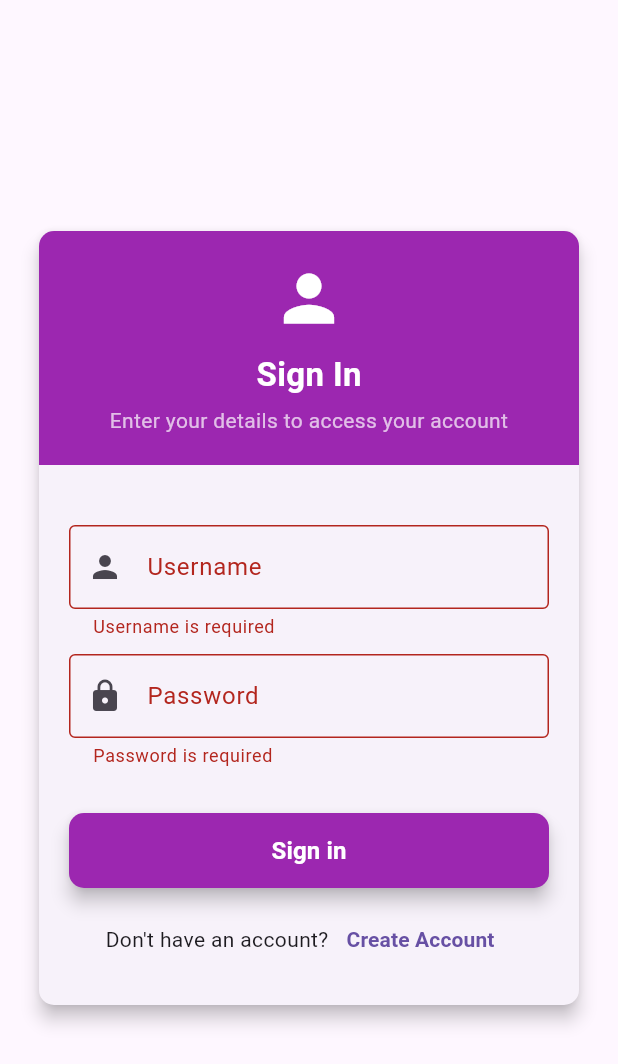
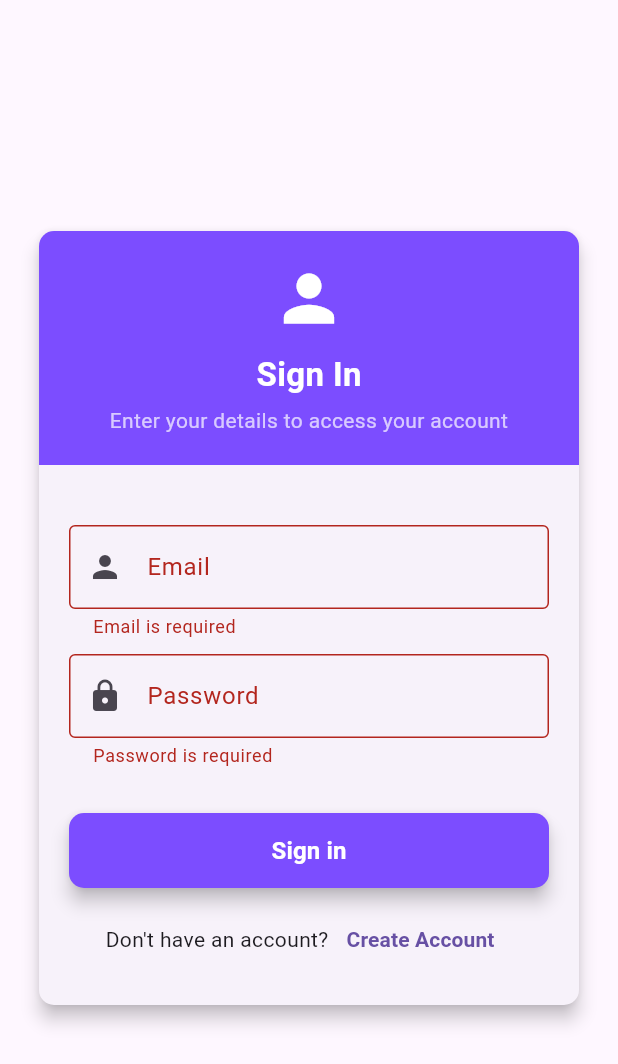
Before and after one commit to QGarot/asd-budgetbuddy, a Flutter app: the screen it shows after launch, after a tap on "Sign in", on a phone screen of 412 x 824 dp. Shown: the top 1064 px of the screen. Run offline on Flutter 3.47's test engine with Material 3 defaults, Android fonts, the phone set to English and light mode, and no system bars; our stand-ins replace cloud_firestore, firebase_auth, firebase_core, flutter_bloc; accounts and stored records are empty; statements that could not run were skipped.

```diff
--- /dev/null
+++ b/lib/Elements/AppColors.dart
@@ -0,0 +1,5 @@
+import 'package:flutter/material.dart';
+
+class AppColors {
+  static const primaryColor = Colors.deepPurpleAccent;
+}
--- a/lib/Elements/MainButton.dart
+++ b/lib/Elements/MainButton.dart
@@ -1,3 +1,4 @@
+import 'package:budgetbuddy/Elements/AppColors.dart';
 import 'package:flutter/material.dart';
 
 class MainButton extends StatelessWidget {
@@ -15,7 +16,7 @@ class MainButton extends StatelessWidget {
         style: ElevatedButton.styleFrom(
           overlayColor: Colors.white,
           minimumSize: Size(double.infinity, 50),
-          backgroundColor: Colors.purple,
+          backgroundColor: AppColors.primaryColor,
           shape: RoundedRectangleBorder(
             borderRadius: BorderRadius.circular(10),
           ),
--- /dev/null
+++ b/lib/Elements/MessageToUser.dart
@@ -0,0 +1,18 @@
+import 'package:budgetbuddy/Elements/AppColors.dart';
+import 'package:flutter/material.dart';
+
+class MessageToUser {
+  static void showMessage(
+    BuildContext context,
+    String message, {
+    int duration = 2,
+  }) {
+    ScaffoldMessenger.of(context).showSnackBar(
+      SnackBar(
+        content: Text(message, style: TextStyle(color: Colors.white)),
+        duration: Duration(seconds: duration),
+        backgroundColor: AppColors.primaryColor,
+      ),
+    );
+  }
+}
--- a/lib/app.dart
+++ b/lib/app.dart
@@ -1,7 +1,7 @@
+import 'package:budgetbuddy/bloc/Auth/AuthEvent.dart';
 import 'package:budgetbuddy/screens/CounterScreen.dart';
 import 'package:budgetbuddy/screens/LoginScreen.dart';
 import 'package:budgetbuddy/screens/SignupScreen.dart';
-import 'package:budgetbuddy/screens/TextScreen.dart';
 import 'package:flutter/material.dart';
 
 class App extends StatelessWidget {
@@ -9,19 +9,16 @@ class App extends StatelessWidget {
 
   @override
   Widget build(BuildContext context) {
-    //final auth = FirebaseAuth.instance;
-    //var user = auth.currentUser;
-
     return MaterialApp(
       debugShowCheckedModeBanner: false,
       title: 'Budget Buddy',
       routes: {
-        '/': (context) => LoginScreen(),
+        '/':
+            (context) =>
+                AuthEvent.isLoggedIn(context) ? CounterScreen() : LoginScreen(),
         '/login': (context) => LoginScreen(),
         '/signup': (context) => SignupScreen(),
-        //'/': (context) => CounterScreen(),
-        '/home': (context) => TextScreen(),
-        //'/': (context) => user == null ? const LoginScreen() : const LoadingScreen(),
+        '/home': (context) => CounterScreen(),
       },
     );
   }
--- a/lib/bloc/Auth/AuthEvent.dart
+++ b/lib/bloc/Auth/AuthEvent.dart
@@ -4,16 +4,22 @@ import 'package:flutter/material.dart';
 import 'package:flutter_bloc/flutter_bloc.dart';
 
 class AuthEvent {
-  static void signUp(BuildContext context, String email, String password) {
-    context.read<AuthCubit>().signUp(email, password);
+  static Future<void> signUp(
+    BuildContext context,
+    UserRegistrationInfo userRegistrationInfo,
+  ) async {
+    await context.read<AuthCubit>().signUp(userRegistrationInfo);
   }
 
-  static void signIn(BuildContext context, String email, String password) {
-    context.read<AuthCubit>().signIn(email, password);
+  static Future<void> signIn(
+    BuildContext context,
+    UserLoginInfo userLoginInfo,
+  ) async {
+    await context.read<AuthCubit>().signIn(userLoginInfo);
   }
 
-  static void signOut(BuildContext context) {
-    context.read<AuthCubit>().signOut();
+  static Future<void> signOut(BuildContext context) async {
+    await context.read<AuthCubit>().signOut();
   }
 
   static UserAuth? getCredentials(BuildContext context) {
--- a/lib/main.dart
+++ b/lib/main.dart
@@ -2,10 +2,15 @@ import 'package:budgetbuddy/app.dart';
 import 'package:budgetbuddy/bloc/Auth/AuthBloc.dart';
 import 'package:budgetbuddy/bloc/CounterScreen/CounterCubit.dart';
 import 'package:budgetbuddy/bloc/TextScreen/TextCubit.dart';
+import 'package:budgetbuddy/firebase_options.dart';
+import 'package:firebase_core/firebase_core.dart';
 import 'package:flutter/material.dart';
 import 'package:flutter_bloc/flutter_bloc.dart';
 
-void main() {
+void main() async {
+  WidgetsFlutterBinding.ensureInitialized();
+  await Firebase.initializeApp(options: DefaultFirebaseOptions.currentPlatform);
+
   runApp(
     MultiBlocProvider(
       providers: [
--- a/lib/pojos/UserAuth.dart
+++ b/lib/pojos/UserAuth.dart
@@ -3,3 +3,20 @@ class UserAuth {
   final String? email;
   UserAuth({this.uid, this.email});
 }
+
+class UserRegistrationInfo {
+  final String email;
+  final String userName;
+  final String password;
+  UserRegistrationInfo({
+    required this.email,
+    required this.userName,
+    required this.password,
+  });
+}
+
+class UserLoginInfo {
+  final String email;
+  final String password;
+  UserLoginInfo({required this.email, required this.password});
+}
--- a/lib/screens/LoginScreen.dart
+++ b/lib/screens/LoginScreen.dart
@@ -1,4 +1,8 @@
+import 'package:budgetbuddy/Elements/AppColors.dart';
 import 'package:budgetbuddy/Elements/MainButton.dart';
+import 'package:budgetbuddy/Elements/MessageToUser.dart';
+import 'package:budgetbuddy/bloc/Auth/AuthEvent.dart';
+import 'package:budgetbuddy/pojos/UserAuth.dart';
 import 'package:flutter/material.dart';
 
 class LoginScreen extends StatefulWidget {
@@ -15,21 +19,37 @@ class _LoginScreenState extends State<LoginScreen> {
   bool _isLoading = false;
   String? _error;
 
-  void _submitForm() {
+  Future<void> _submitForm() async {
+    //guard check
+
     if (_formKey.currentState!.validate()) {
       setState(() {
         _isLoading = true;
         _error = null;
       });
 
+      await AuthEvent.signIn(
+        context,
+        UserLoginInfo(
+          email: _usernameController.text,
+          password: _passwordController.text,
+        ),
+      );
+
+      if (!AuthEvent.isLoggedIn(context)) {
+        MessageToUser.showMessage(context, "Login failed!");
+        setState(() {
+          _isLoading = false;
+        });
+        return;
+      }
+
       Future.delayed(Duration(seconds: 1), () {
         if (!mounted) return;
         setState(() {
           _isLoading = false;
         });
-        ScaffoldMessenger.of(
-          context,
-        ).showSnackBar(SnackBar(content: Text("Login successful!")));
+        MessageToUser.showMessage(context, "Login successful!");
         Navigator.pushReplacementNamed(context, '/home');
       });
     }
@@ -54,7 +74,7 @@ class _LoginScreenState extends State<LoginScreen> {
                   width: double.infinity,
                   padding: EdgeInsets.symmetric(vertical: 20),
                   decoration: BoxDecoration(
-                    color: Colors.purple,
+                    color: AppColors.primaryColor,
                     borderRadius: BorderRadius.vertical(
                       top: Radius.circular(10),
                     ),
@@ -94,13 +114,17 @@ class _LoginScreenState extends State<LoginScreen> {
                             TextFormField(
                               controller: _usernameController,
                               decoration: InputDecoration(
-                                labelText: "Username",
+                                labelText: "Email",
                                 prefixIcon: Icon(Icons.person),
                                 border: OutlineInputBorder(),
                               ),
                               validator: (value) {
                                 if (value == null || value.trim().isEmpty) {
-                                  return "Username is required";
+                                  return "Email is required";
+                                } else if (!RegExp(
+                                  r"\S+@\S+\.\S+",
+                                ).hasMatch(value)) {
+                                  return "Email is invalid";
                                 }
                                 return null;
                               },
@@ -138,9 +162,9 @@ class _LoginScreenState extends State<LoginScreen> {
                             SizedBox(height: 20),
                             MainButton(
                               text: "Sign in",
-                              onPressed: () {
+                              onPressed: () async {
                                 if (!_isLoading) {
-                                  _submitForm();
+                                  await _submitForm();
                                 }
                               },
                             ),
```
Also changed, not shown: firepit-log.txt (added, +24 -0 lines), lib/bloc/Auth/AuthBloc.dart (+24 -5 lines), lib/screens/SignupScreen.dart (+28 -10 lines), firebase.json (added), lib/firebase_options.dart (added), 2 other files.
